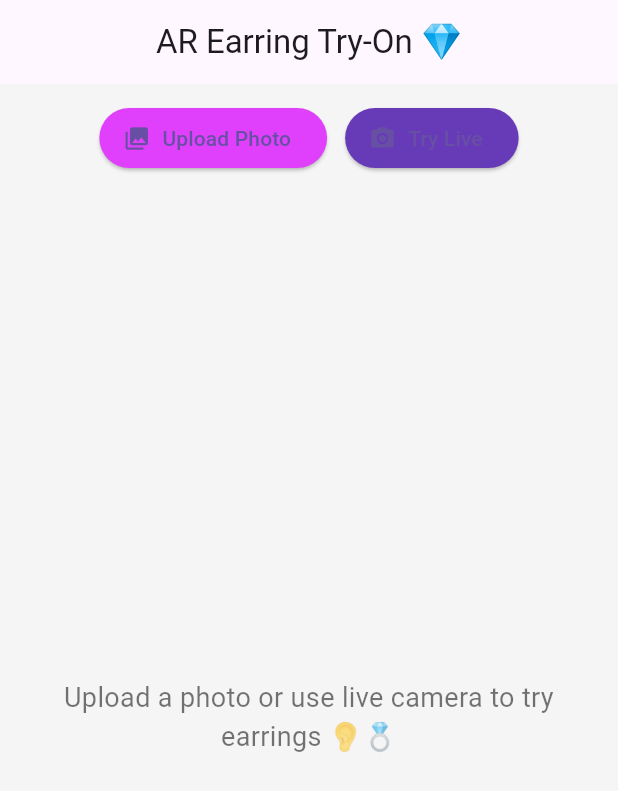
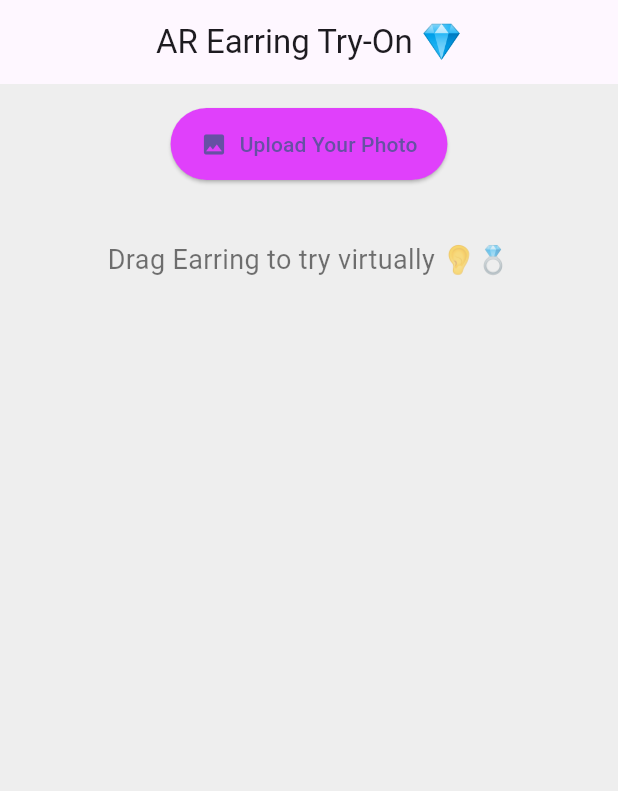
Before and after one commit to rony-boay/araugmented, a Flutter app: the screen it shows after launch, on a phone screen of 412 x 824 dp. Shown: the top 791 px of the screen. Run offline on Flutter 3.47's test engine with Material 3 defaults, Android fonts, the phone set to English and light mode, and no system bars; missing offline and left inert: dart:html.

Commit message:
fro now - drag/deop

```diff
--- a/lib/main.dart
+++ b/lib/main.dart
@@ -1,36 +1,14 @@
 import 'dart:html' as html;
 import 'dart:typed_data';
-import 'dart:ui_web' as ui;
+import 'dart:html' as ui;
 import 'package:flutter/material.dart';
-import 'dart:ui';
 
 void main() {
-  // Register the camera view before running app
-  var _ = ui.platformViewRegistry.registerViewFactory('camera-view', (
-    int viewId,
-  ) {
-    final video = html.VideoElement()
-      ..autoplay = true
-      ..muted = true
-      ..style.objectFit = 'cover'
-      ..width = 640
-      ..height = 480;
-    html.window.navigator.mediaDevices
-        ?.getUserMedia({'video': true})
-        .then((stream) {
-          video.srcObject = stream;
-        })
-        .catchError((e) {
-          debugPrint('Camera access error: $e');
-        });
-    return video;
-  });
-
-  runApp(const ARApp());
+  runApp(const MyApp());
 }
 
-class ARApp extends StatelessWidget {
-  const ARApp({super.key});
+class MyApp extends StatelessWidget {
+  const MyApp({super.key});
 
   @override
   Widget build(BuildContext context) {
@@ -50,12 +28,8 @@ class TryOnScreen extends StatefulWidget {
 
 class _TryOnScreenState extends State<TryOnScreen> {
   Uint8List? _imageBytes;
-  bool _usingCamera = false;
 
-  /// Pick image from gallery
   void _pickImage() async {
-    setState(() => _usingCamera = false);
-
     final uploadInput = html.FileUploadInputElement()..accept = 'image/*';
     uploadInput.click();
     uploadInput.onChange.listen((event) async {
@@ -71,77 +45,52 @@ class _TryOnScreenState extends State<TryOnScreen> {
     });
   }
 
-  /// Switch to live camera
-  void _startCamera() {
-    setState(() {
-      _usingCamera = true;
-      _imageBytes = null;
-    });
-  }
-
   @override
   Widget build(BuildContext context) {
     return Scaffold(
-      backgroundColor: Colors.grey[100],
+      backgroundColor: Colors.grey[200],
       appBar: AppBar(
         title: const Text('AR Earring Try-On 💎'),
         centerTitle: true,
       ),
-      body: Column(
+      body: Center(
+        child: Column(
           children: [
-          const SizedBox(height: 12),
-          Row(
-            mainAxisAlignment: MainAxisAlignment.center,
-            children: [
+            const SizedBox(height: 16),
             ElevatedButton.icon(
-                icon: const Icon(Icons.photo_library),
-                label: const Text("Upload Photo"),
+              icon: const Icon(Icons.photo),
+              label: const Text("Upload Your Photo"),
               onPressed: _pickImage,
               style: ElevatedButton.styleFrom(
                 backgroundColor: Colors.purpleAccent,
+                padding: const EdgeInsets.symmetric(
+                  horizontal: 20,
+                  vertical: 14,
                 ),
               ),
-              const SizedBox(width: 12),
-              ElevatedButton.icon(
-                icon: const Icon(Icons.camera_alt),
-                label: const Text("Try Live"),
-                onPressed: _startCamera,
-                style: ElevatedButton.styleFrom(
-                  backgroundColor: Colors.deepPurple,
+            ),
+            const SizedBox(height: 16),
+            if (_imageBytes != null)
+              Expanded(child: EarringOverlay(imageBytes: _imageBytes!)),
+            if (_imageBytes == null)
+              const Padding(
+                padding: EdgeInsets.all(24.0),
+                child: Text(
+                  "Drag Earring to try virtually 👂💍",
+                  textAlign: TextAlign.center,
+                  style: TextStyle(fontSize: 18, color: Colors.black54),
                 ),
               ),
           ],
         ),
-          const SizedBox(height: 16),
-          Expanded(
-            child: Center(
-              child: _usingCamera
-                  ? EarringOverlay(liveMode: true)
-                  : (_imageBytes != null
-                        ? EarringOverlay(imageBytes: _imageBytes!)
-                        : const Padding(
-                            padding: EdgeInsets.all(24.0),
-                            child: Text(
-                              "Upload a photo or use live camera to try earrings 👂💍",
-                              textAlign: TextAlign.center,
-                              style: TextStyle(
-                                fontSize: 18,
-                                color: Colors.black54,
-                              ),
-                            ),
-                          )),
-            ),
-          ),
-        ],
       ),
     );
   }
 }
 
 class EarringOverlay extends StatefulWidget {
-  final Uint8List? imageBytes;
-  final bool liveMode;
-  const EarringOverlay({super.key, this.imageBytes, this.liveMode = false});
+  final Uint8List imageBytes;
+  const EarringOverlay({super.key, required this.imageBytes});
 
   @override
   State<EarringOverlay> createState() => _EarringOverlayState();
@@ -153,17 +102,19 @@ class _EarringOverlayState extends State<EarringOverlay> {
   double earringSize = 70;
   int selectedEarring = 0;
 
-  final earrings = ['assets/earrings/ear1.png', 'assets/earrings/ear2.png'];
+  final earrings = [
+    'assets/earrings/ear1.png',
+    'assets/earrings/ear2.png',
+    //  'assets/earrings/diamond3.png',
+  ];
 
   @override
   Widget build(BuildContext context) {
     return Stack(
       children: [
-        if (widget.liveMode)
-          const Positioned.fill(child: HtmlElementView(viewType: 'camera-view'))
-        else if (widget.imageBytes != null)
+        // User photo
         Positioned.fill(
-            child: Image.memory(widget.imageBytes!, fit: BoxFit.contain),
+          child: Image.memory(widget.imageBytes, fit: BoxFit.contain),
         ),
 
         // Left earring
@@ -196,7 +147,7 @@ class _EarringOverlayState extends State<EarringOverlay> {
           ),
         ),
 
-        // Bottom selector
+        // Bottom earring selector
         Positioned(
           bottom: 10,
           left: 0,
```
Also changed, not shown: 1 other file. Lines whose indentation alone changed are shown as unchanged.
